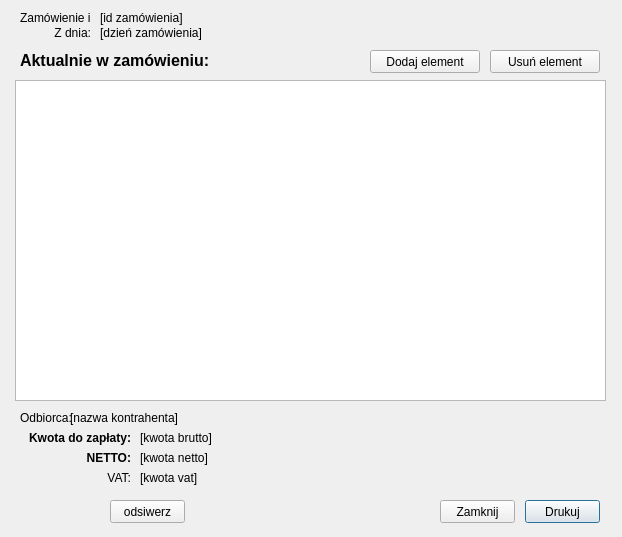
DzimiX/ProgramSprzedazowy, file salescreate.ui: the form before one commit.
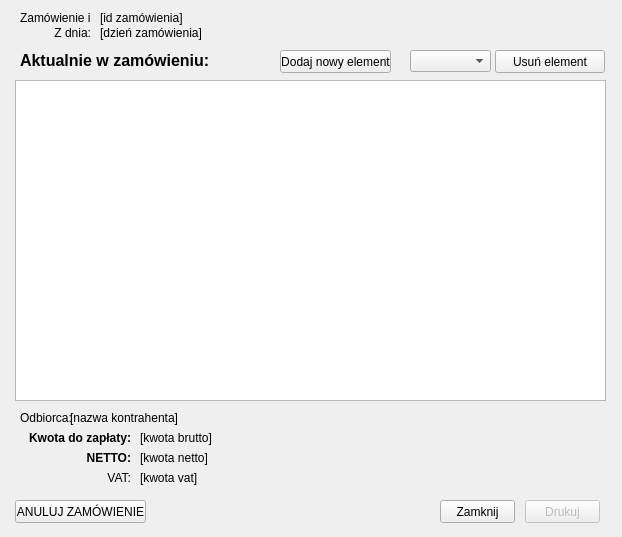
The form after the commit.

What changed in the file:
```diff
--- a/salescreate.ui
+++ b/salescreate.ui
@@ -27,6 +27,9 @@
    </property>
   </widget>
   <widget class="QPushButton" name="button_print">
+   <property name="enabled">
+    <bool>false</bool>
+   </property>
    <property name="geometry">
     <rect>
      <x>525</x>
@@ -211,7 +214,7 @@
   <widget class="QPushButton" name="button_removeElement">
    <property name="geometry">
     <rect>
-     <x>490</x>
+     <x>495</x>
      <y>50</y>
      <width>110</width>
      <height>23</height>
@@ -224,14 +227,14 @@
   <widget class="QPushButton" name="button_addElement">
    <property name="geometry">
     <rect>
-     <x>370</x>
+     <x>280</x>
      <y>50</y>
-     <width>110</width>
+     <width>111</width>
      <height>23</height>
     </rect>
    </property>
    <property name="text">
-    <string>Dodaj element</string>
+    <string>Dodaj nowy element</string>
    </property>
   </widget>
   <widget class="QTableView" name="tableView">
@@ -247,14 +250,24 @@
   <widget class="QPushButton" name="pushButton">
    <property name="geometry">
     <rect>
-     <x>110</x>
+     <x>15</x>
      <y>500</y>
-     <width>75</width>
+     <width>131</width>
      <height>23</height>
     </rect>
    </property>
    <property name="text">
-    <string>odsiwerz</string>
+    <string>ANULUJ ZAMÓWIENIE</string>
+   </property>
+  </widget>
+  <widget class="QComboBox" name="comboBox">
+   <property name="geometry">
+    <rect>
+     <x>410</x>
+     <y>50</y>
+     <width>81</width>
+     <height>22</height>
+    </rect>
    </property>
   </widget>
  </widget>
```
Left out of the diff: 10 changed lines with no effect on the pictures.
